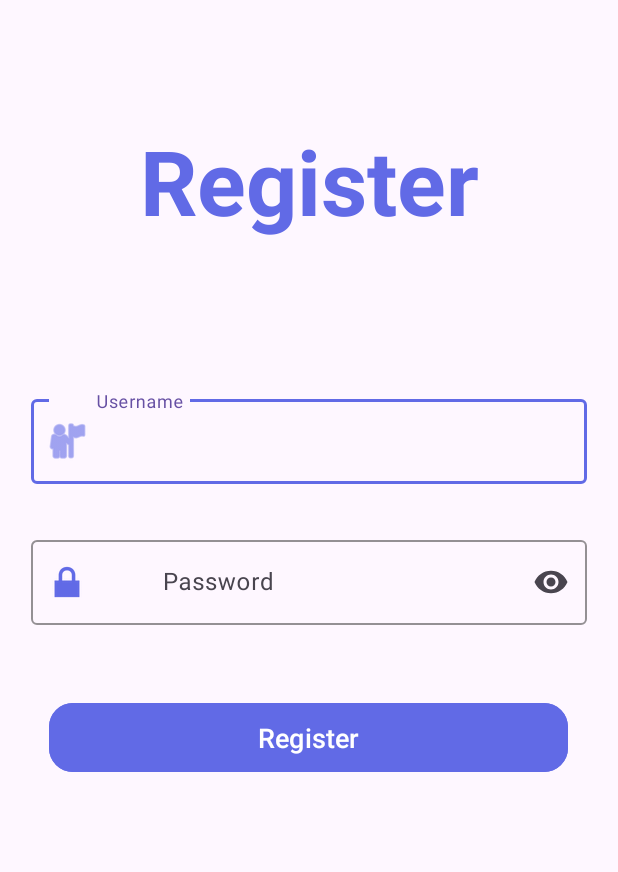
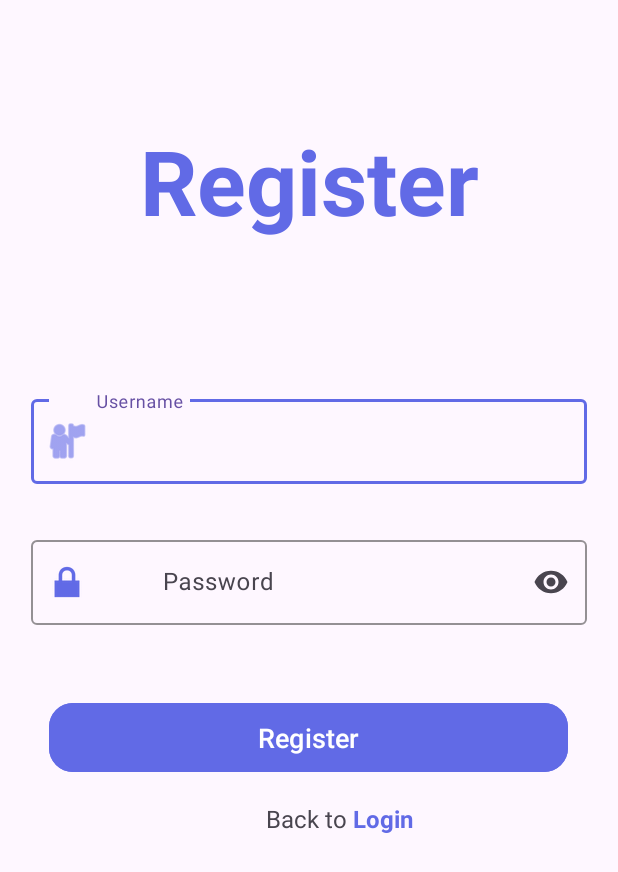
Before and after one commit to RadwaMohammedKamal/BankApp, an Android app: the RegisterActivity screen opened directly, with no data from a screen before it, on a phone screen of 412 x 824 dp. Shown: the top 872 px of the screen. Run offline under Robolectric (Android 15) with nearby library versions, the phone set to English and light mode, and no system bars.

```diff
--- a/app/build.gradle
+++ b/app/build.gradle
@@ -46,10 +46,9 @@ android {
 }
 
 dependencies {
-
+    implementation 'com.github.PhilJay:MPAndroidChart:v3.1.0'
     implementation "com.github.lisawray.groupie:groupie:2.9.0"
     implementation "com.github.lisawray.groupie:groupie-viewbinding:2.9.0"
-
     implementation 'com.github.ybq:Android-SpinKit:1.4.0'
     implementation 'com.google.code.gson:gson:2.12.1'
     implementation 'com.android.volley:volley:1.2.1'
--- a/app/src/main/res/layout/activity_login.xml
+++ b/app/src/main/res/layout/activity_login.xml
@@ -104,8 +104,9 @@
         android:layout_height="wrap_content"
         android:layout_marginTop="16dp"
         android:onClick="Register"
-        android:text="Register"
+        android:text=" Register"
         android:textColor="#616AE6"
+        android:textStyle="bold"
         app:layout_constraintStart_toEndOf="@+id/textView"
         app:layout_constraintTop_toBottomOf="@+id/loginButton" />
 
--- a/app/src/main/res/layout/activity_register.xml
+++ b/app/src/main/res/layout/activity_register.xml
@@ -84,5 +84,29 @@
         app:layout_constraintTop_toBottomOf="@+id/passwordInputLayout"
         app:layout_constraintWidth_percent="0.9" />
 
+    <TextView
+        android:id="@+id/textView8"
+        android:layout_width="wrap_content"
+        android:layout_height="wrap_content"
+        android:layout_marginTop="16dp"
+        android:text="Back to "
+        android:textSize="16sp"
+        app:layout_constraintEnd_toEndOf="parent"
+        app:layout_constraintStart_toStartOf="parent"
+        app:layout_constraintTop_toBottomOf="@+id/registerButton" />
+
+    <TextView
+        android:id="@+id/textView9"
+        android:layout_width="wrap_content"
+        android:layout_height="wrap_content"
+        android:layout_marginTop="16dp"
+        android:onClick="Login"
+        android:text="Login"
+        android:textColor="#616AE6"
+        android:textSize="16sp"
+        android:textStyle="bold"
+        app:layout_constraintStart_toEndOf="@+id/textView8"
+        app:layout_constraintTop_toBottomOf="@+id/registerButton" />
+
 
 </androidx.constraintlayout.widget.ConstraintLayout>
```
Also changed, not shown: app/src/main/java/com/example/bankapp/AccountDetailsActivity.kt (+74 -17 lines), app/src/main/java/com/example/bankapp/RegisterActivity.kt (+6 -1 lines), app/src/main/res/layout/activity_account_details.xml (+80 -0 lines).
